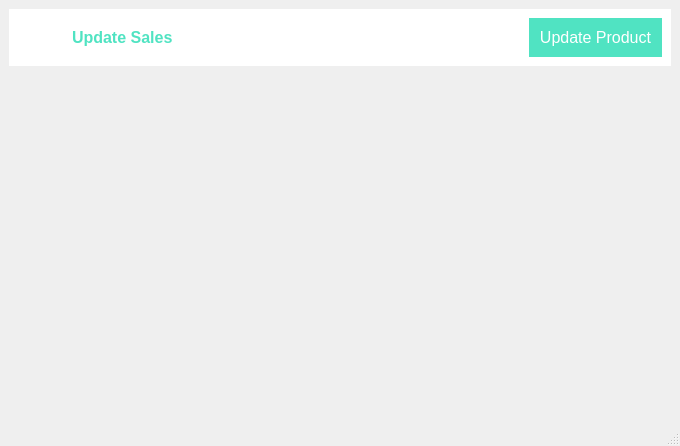
This is updatesales.ui in arshc0der/Inventory-Management-System as Qt 5 draws it before an edit. The edited form follows.
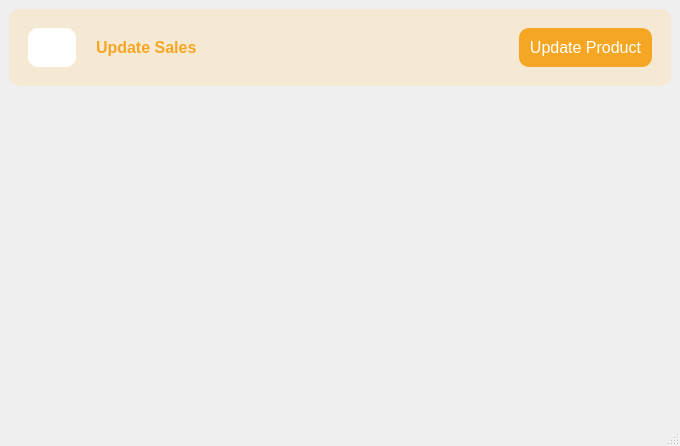
This is the edited form. Icons and pictures are not drawn.

The edit to the form file:
```diff
--- a/updatesales.ui
+++ b/updatesales.ui
@@ -37,7 +37,9 @@
          </size>
         </property>
         <property name="styleSheet">
-         <string notr="true">background-color: rgb(255, 255, 255);</string>
+         <string notr="true">background-color: rgb(246, 233, 211);
+padding:10px;
+border-radius:10px;</string>
         </property>
         <layout class="QHBoxLayout" name="horizontalLayout">
          <item>
@@ -55,7 +57,7 @@
             </size>
            </property>
            <property name="styleSheet">
-            <string notr="true"/>
+            <string notr="true">background-color: rgb(255, 255, 255);</string>
            </property>
            <property name="text">
             <string/>
@@ -83,7 +85,7 @@
             </font>
            </property>
            <property name="styleSheet">
-            <string notr="true">color: #50E3C2;</string>
+            <string notr="true">color: #F5A623;</string>
            </property>
            <property name="text">
             <string>Update Sales</string>
@@ -111,10 +113,11 @@
            </property>
            <property name="styleSheet">
             <string notr="true">QPushButton{
-background-color: #50E3C2;
+background-color: #F5A623;
 color: rgb(255, 255, 255);
 border:none;
 padding: 10px;
+border-radius: 10px;
 }
 QPushButton:hover{
 background-color:rgb(54, 154, 131);
@@ -150,7 +153,7 @@
 
 /* Styling for selected cells */
 QTableView::item:selected {
-    background-color: rgb(71, 202, 172);  /* Background color for selected cells */
+    background-color: #F5A623;  /* Background color for selected cells */
     color: white;  /* Text color for selected cells */
 }
 
```
Left out of the diff: 2 changed lines with no effect on the pictures.
